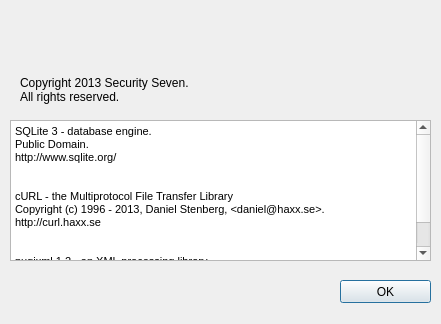
The window that USBNinjaGUI/aboutdialog.ui (gfoudree/usbninja) describes before a commit, drawn with Qt 5.
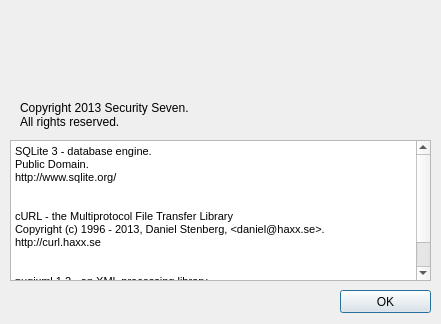
The same window after the commit. Icons and pictures are not drawn.

Commit message: Fixed about dialog. Added logo.

```diff
--- a/USBNinjaGUI/aboutdialog.ui
+++ b/USBNinjaGUI/aboutdialog.ui
@@ -17,7 +17,7 @@
    <property name="geometry">
     <rect>
      <x>10</x>
-     <y>120</y>
+     <y>140</y>
      <width>421</width>
      <height>141</height>
     </rect>
@@ -46,7 +46,7 @@
    <property name="geometry">
     <rect>
      <x>340</x>
-     <y>280</y>
+     <y>290</y>
      <width>91</width>
      <height>23</height>
     </rect>
@@ -59,7 +59,7 @@
    <property name="geometry">
     <rect>
      <x>20</x>
-     <y>75</y>
+     <y>100</y>
      <width>251</width>
      <height>31</height>
     </rect>
@@ -68,6 +68,19 @@
     <string>&lt;html&gt;&lt;head/&gt;&lt;body&gt;&lt;p&gt;Copyright 2013 Security Seven.&lt;br&gt;All rights reserved.&lt;/p&gt;&lt;/body&gt;&lt;/html&gt;</string>
    </property>
   </widget>
+  <widget class="QLabel" name="label_2">
+   <property name="geometry">
+    <rect>
+     <x>20</x>
+     <y>10</y>
+     <width>100</width>
+     <height>80</height>
+    </rect>
+   </property>
+   <property name="text">
+    <string>&lt;html&gt;&lt;head/&gt;&lt;body&gt;&lt;p&gt;&lt;img src=&quot;:/new/prefix1/resources/usbninjalogo.png&quot;/&gt;&lt;/p&gt;&lt;/body&gt;&lt;/html&gt;</string>
+   </property>
+  </widget>
  </widget>
  <resources/>
  <connections/>
```
The commit also changes 4 other files.
